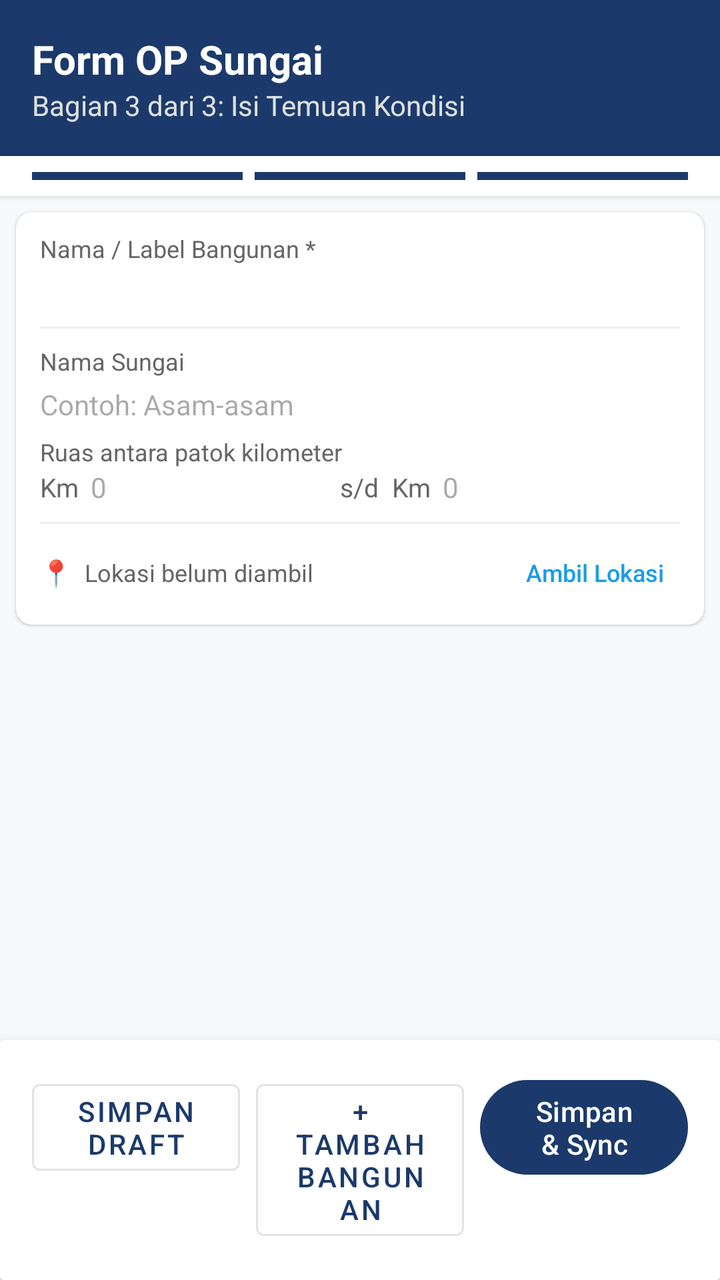
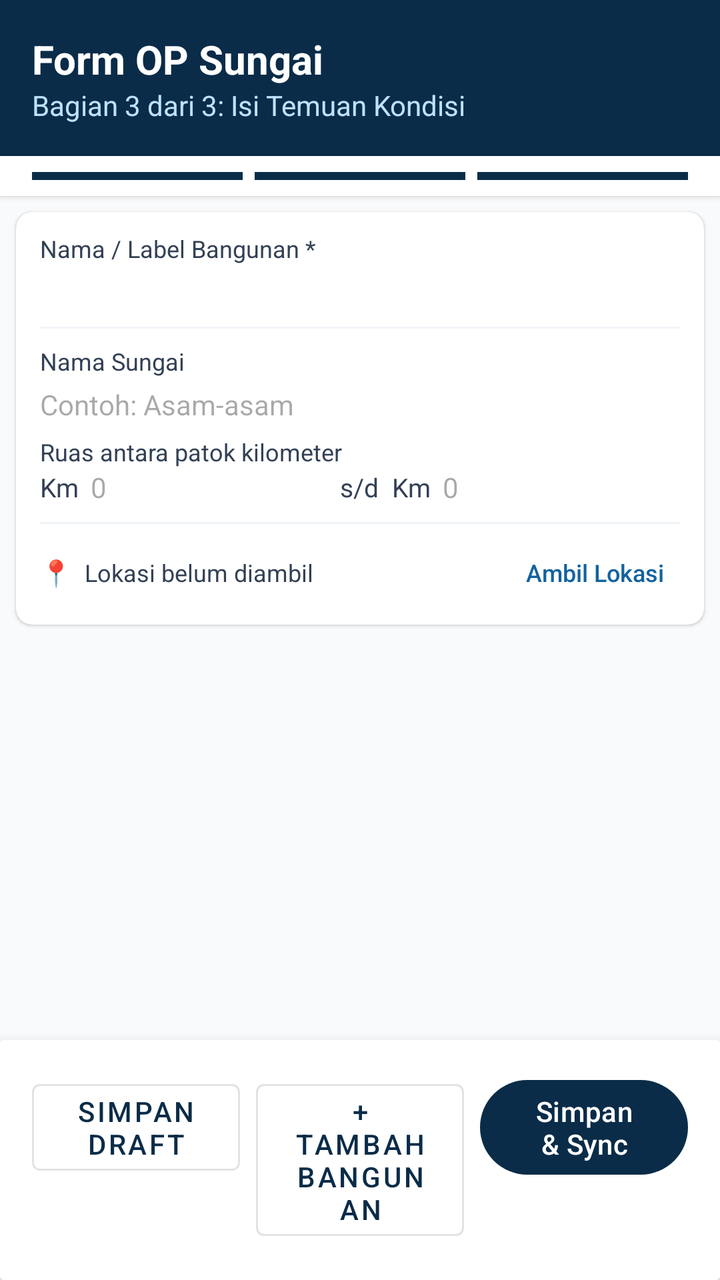

Before-and-after screenshots of an Android layout around one commit, followed by the original layout XML and the change that was made.
<!-- AndroidManifest.xml: application theme Theme.RiverOP -->
<!-- res/layout/activity_form_bagian3.xml -->
<?xml version="1.0" encoding="utf-8"?>
<androidx.constraintlayout.widget.ConstraintLayout
    xmlns:android="http://schemas.android.com/apk/res/android"
    xmlns:app="http://schemas.android.com/apk/res-auto"
    android:layout_width="match_parent"
    android:layout_height="match_parent"
    android:background="#F8F9FA">

    
    <androidx.constraintlayout.widget.ConstraintLayout
        android:id="@+id/layoutHeader"
        android:layout_width="match_parent"
        android:layout_height="wrap_content"
        android:background="?attr/colorPrimary"
        android:padding="16dp"
        app:layout_constraintTop_toTopOf="parent">

        <TextView
            android:id="@+id/tvHeaderTitle"
            android:layout_width="wrap_content"
            android:layout_height="wrap_content"
            android:text="Form OP Sungai"
            android:textColor="#FFFFFF"
            android:textSize="20sp"
            android:textStyle="bold"
            app:layout_constraintStart_toStartOf="parent"
            app:layout_constraintTop_toTopOf="parent" />

        <TextView
            android:id="@+id/tvHeaderSubtitle"
            android:layout_width="wrap_content"
            android:layout_height="wrap_content"
            android:text="Bagian 3 dari 3: Isi Temuan Kondisi"
            android:textColor="#E0E0E0"
            android:textSize="14sp"
            app:layout_constraintStart_toStartOf="parent"
            app:layout_constraintTop_toBottomOf="@id/tvHeaderTitle" />

    </androidx.constraintlayout.widget.ConstraintLayout>

    
    <LinearLayout
        android:id="@+id/layoutProgress"
        android:layout_width="match_parent"
        android:layout_height="wrap_content"
        android:orientation="horizontal"
        android:paddingHorizontal="16dp"
        android:paddingVertical="8dp"
        android:background="#FFFFFF"
        android:elevation="2dp"
        app:layout_constraintTop_toBottomOf="@id/layoutHeader">

        <View
            android:layout_width="0dp"
            android:layout_height="4dp"
            android:layout_weight="1"
            android:layout_marginEnd="4dp"
            android:background="?attr/colorPrimary" />

        <View
            android:layout_width="0dp"
            android:layout_height="4dp"
            android:layout_weight="1"
            android:layout_marginHorizontal="2dp"
            android:background="?attr/colorPrimary" />

        <View
            android:layout_width="0dp"
            android:layout_height="4dp"
            android:layout_weight="1"
            android:layout_marginStart="4dp"
            android:background="?attr/colorPrimary" />

    </LinearLayout>

    
    <androidx.cardview.widget.CardView
        android:id="@+id/cardNamaBangunan"
        android:layout_width="match_parent"
        android:layout_height="wrap_content"
        android:layout_marginHorizontal="8dp"
        android:layout_marginTop="8dp"
        app:cardCornerRadius="8dp"
        app:cardElevation="1dp"
        app:layout_constraintTop_toBottomOf="@id/layoutProgress">

        <LinearLayout
            android:layout_width="match_parent"
            android:layout_height="wrap_content"
            android:orientation="vertical"
            android:paddingHorizontal="12dp"
            android:paddingVertical="10dp">

            <TextView
                android:layout_width="wrap_content"
                android:layout_height="wrap_content"
                android:text="Nama / Label Bangunan *"
                android:textSize="12sp"
                android:textColor="#666666" />

            <EditText
                android:id="@+id/etNamaBangunan"
                android:layout_width="match_parent"
                android:layout_height="wrap_content"
                android:inputType="textCapSentences"
                android:maxLines="1"
                android:imeOptions="actionDone"
                android:background="@null"
                android:paddingTop="4dp"
                android:textSize="14sp" />

            
            <View
                android:layout_width="match_parent"
                android:layout_height="1dp"
                android:layout_marginTop="8dp"
                android:background="#EEEEEE" />

            <TextView
                android:layout_width="wrap_content"
                android:layout_height="wrap_content"
                android:layout_marginTop="8dp"
                android:text="Nama Sungai"
                android:textSize="12sp"
                android:textColor="#666666" />

            <EditText
                android:id="@+id/etNamaSungai"
                android:layout_width="match_parent"
                android:layout_height="wrap_content"
                android:inputType="textCapWords"
                android:maxLines="1"
                android:imeOptions="actionNext"
                android:background="@null"
                android:hint="Contoh: Asam-asam"
                android:paddingTop="4dp"
                android:textSize="14sp" />

            <TextView
                android:layout_width="wrap_content"
                android:layout_height="wrap_content"
                android:layout_marginTop="6dp"
                android:text="Ruas antara patok kilometer"
                android:textSize="12sp"
                android:textColor="#666666" />

            <LinearLayout
                android:layout_width="match_parent"
                android:layout_height="wrap_content"
                android:orientation="horizontal"
                android:gravity="center_vertical"
                android:baselineAligned="false">

                <TextView
                    android:layout_width="wrap_content"
                    android:layout_height="wrap_content"
                    android:text="Km"
                    android:textSize="13sp"
                    android:textColor="#666666" />

                <EditText
                    android:id="@+id/etKmDari"
                    android:layout_width="0dp"
                    android:layout_height="wrap_content"
                    android:layout_weight="1"
                    android:layout_marginStart="6dp"
                    android:inputType="numberDecimal"
                    android:maxLines="1"
                    android:imeOptions="actionNext"
                    android:background="@null"
                    android:hint="0"
                    android:textSize="14sp" />

                <TextView
                    android:layout_width="wrap_content"
                    android:layout_height="wrap_content"
                    android:layout_marginStart="6dp"
                    android:text="s/d  Km"
                    android:textSize="13sp"
                    android:textColor="#666666" />

                <EditText
                    android:id="@+id/etKmSampai"
                    android:layout_width="0dp"
                    android:layout_height="wrap_content"
                    android:layout_weight="1"
                    android:layout_marginStart="6dp"
                    android:inputType="numberDecimal"
                    android:maxLines="1"
                    android:imeOptions="actionDone"
                    android:background="@null"
                    android:hint="0"
                    android:textSize="14sp" />

            </LinearLayout>

            
            <View
                android:layout_width="match_parent"
                android:layout_height="1dp"
                android:layout_marginTop="8dp"
                android:background="#EEEEEE" />

            <LinearLayout
                android:layout_width="match_parent"
                android:layout_height="wrap_content"
                android:orientation="horizontal"
                android:gravity="center_vertical"
                android:layout_marginTop="8dp">

                <ProgressBar
                    android:id="@+id/pbLokasi"
                    style="?android:attr/progressBarStyleSmall"
                    android:layout_width="16dp"
                    android:layout_height="16dp"
                    android:visibility="gone" />

                <TextView
                    android:id="@+id/tvIkonLokasi"
                    android:layout_width="wrap_content"
                    android:layout_height="wrap_content"
                    android:text="📍"
                    android:textSize="13sp" />

                <TextView
                    android:id="@+id/tvStatusLokasi"
                    android:layout_width="0dp"
                    android:layout_height="wrap_content"
                    android:layout_weight="1"
                    android:layout_marginStart="6dp"
                    android:text="Lokasi belum diambil"
                    android:textSize="12sp"
                    android:textColor="#666666" />

                <Button
                    android:id="@+id/btnAmbilLokasi"
                    style="?android:attr/borderlessButtonStyle"
                    android:layout_width="wrap_content"
                    android:layout_height="wrap_content"
                    android:minWidth="0dp"
                    android:minHeight="0dp"
                    android:paddingHorizontal="8dp"
                    android:paddingVertical="4dp"
                    android:text="Ambil Lokasi"
                    android:textSize="12sp"
                    android:textAllCaps="false"
                    android:textColor="#1B9CE6" />

            </LinearLayout>

        </LinearLayout>
    </androidx.cardview.widget.CardView>

    
    <androidx.recyclerview.widget.RecyclerView
        android:id="@+id/rvItemInspeksi"
        android:layout_width="match_parent"
        android:layout_height="0dp"
        android:clipToPadding="false"
        android:paddingBottom="80dp"
        android:padding="8dp"
        app:layout_constraintTop_toBottomOf="@id/cardNamaBangunan"
        app:layout_constraintBottom_toTopOf="@id/cardBottom" />

    
    <androidx.cardview.widget.CardView
        android:id="@+id/cardBottom"
        android:layout_width="match_parent"
        android:layout_height="wrap_content"
        app:cardElevation="8dp"
        app:layout_constraintBottom_toBottomOf="parent">

        <LinearLayout
            android:layout_width="match_parent"
            android:layout_height="wrap_content"
            android:orientation="horizontal"
            android:padding="16dp"
            android:background="#FFFFFF">

            <Button
                android:id="@+id/btnSimpanDraft3"
                style="@style/Widget.MaterialComponents.Button.OutlinedButton"
                android:layout_width="0dp"
                android:layout_height="wrap_content"
                android:layout_weight="1"
                android:layout_marginEnd="8dp"
                android:text="Simpan Draft" />

            <com.google.android.material.button.MaterialButton
                android:id="@+id/btnTambahBangunan"
                style="@style/Widget.MaterialComponents.Button.OutlinedButton"
                android:layout_width="0dp"
                android:layout_height="wrap_content"
                android:layout_weight="1"
                android:text="+ Tambah Bangunan" />

            <Button
                android:id="@+id/btnSimpanLaporan"
                android:layout_width="0dp"
                android:layout_height="wrap_content"
                android:layout_weight="1"
                android:layout_marginStart="8dp"
                android:text="Simpan &amp; Sync" />

        </LinearLayout>
    </androidx.cardview.widget.CardView>

</androidx.constraintlayout.widget.ConstraintLayout>
<!-- resources referenced by this layout -->
<resources>
  <style name="Theme.RiverOP" parent="Base.Theme.RiverOP" />
  <style name="Base.Theme.RiverOP" parent="Theme.Material3.Light.NoActionBar">
          <item name="colorPrimary">@color/primary</item>
          <item name="colorPrimaryVariant">@color/primary_dark</item>
          <item name="colorSecondary">@color/accent_gold</item>
          <item name="android:colorBackground">@color/background</item>
          <item name="android:windowBackground">@color/background</item>
      </style>
  <color name="primary">#1B3A6B</color>
  <color name="primary_dark">#0F2347</color>
  <color name="accent_gold">#D4A017</color>
  <color name="background">#F5F5F5</color>
</resources>

<!-- the commit's change to res/layout/activity_form_bagian3.xml (unified diff, before → after) -->
@@ -4,7 +4,7 @@
     xmlns:app="http://schemas.android.com/apk/res-auto"
     android:layout_width="match_parent"
     android:layout_height="match_parent"
-    android:background="#F8F9FA">
+    android:background="@color/surface_soft">
 
     
     <androidx.constraintlayout.widget.ConstraintLayout
@@ -20,7 +20,7 @@
             android:layout_width="wrap_content"
             android:layout_height="wrap_content"
             android:text="Form OP Sungai"
-            android:textColor="#FFFFFF"
+            android:textColor="@color/white"
             android:textSize="20sp"
             android:textStyle="bold"
             app:layout_constraintStart_toStartOf="parent"
@@ -31,7 +31,7 @@
             android:layout_width="wrap_content"
             android:layout_height="wrap_content"
             android:text="Bagian 3 dari 3: Isi Temuan Kondisi"
-            android:textColor="#E0E0E0"
+            android:textColor="@color/on_primary_muted"
             android:textSize="14sp"
             app:layout_constraintStart_toStartOf="parent"
             app:layout_constraintTop_toBottomOf="@id/tvHeaderTitle" />
@@ -46,7 +46,7 @@
         android:orientation="horizontal"
         android:paddingHorizontal="16dp"
         android:paddingVertical="8dp"
-        android:background="#FFFFFF"
+        android:background="@color/surface"
         android:elevation="2dp"
         app:layout_constraintTop_toBottomOf="@id/layoutHeader">
 
@@ -96,7 +96,7 @@
                 android:layout_height="wrap_content"
                 android:text="Nama / Label Bangunan *"
                 android:textSize="12sp"
-                android:textColor="#666666" />
+                android:textColor="@color/text_body" />
 
             <EditText
                 android:id="@+id/etNamaBangunan"
@@ -114,7 +114,7 @@
                 android:layout_width="match_parent"
                 android:layout_height="1dp"
                 android:layout_marginTop="8dp"
-                android:background="#EEEEEE" />
+                android:background="@color/surface_medium" />
 
             <TextView
                 android:layout_width="wrap_content"
@@ -122,7 +122,7 @@
                 android:layout_marginTop="8dp"
                 android:text="Nama Sungai"
                 android:textSize="12sp"
-                android:textColor="#666666" />
+                android:textColor="@color/text_body" />
 
             <EditText
                 android:id="@+id/etNamaSungai"
@@ -142,7 +142,7 @@
                 android:layout_marginTop="6dp"
                 android:text="Ruas antara patok kilometer"
                 android:textSize="12sp"
-                android:textColor="#666666" />
+                android:textColor="@color/text_body" />
 
             <LinearLayout
                 android:layout_width="match_parent"
@@ -156,7 +156,7 @@
                     android:layout_height="wrap_content"
                     android:text="Km"
                     android:textSize="13sp"
-                    android:textColor="#666666" />
+                    android:textColor="@color/text_body" />
 
                 <EditText
                     android:id="@+id/etKmDari"
@@ -177,7 +177,7 @@
                     android:layout_marginStart="6dp"
                     android:text="s/d  Km"
                     android:textSize="13sp"
-                    android:textColor="#666666" />
+                    android:textColor="@color/text_body" />
 
                 <EditText
                     android:id="@+id/etKmSampai"
@@ -199,7 +199,7 @@
                 android:layout_width="match_parent"
                 android:layout_height="1dp"
                 android:layout_marginTop="8dp"
-                android:background="#EEEEEE" />
+                android:background="@color/surface_medium" />
 
             <LinearLayout
                 android:layout_width="match_parent"
@@ -230,7 +230,7 @@
                     android:layout_marginStart="6dp"
                     android:text="Lokasi belum diambil"
                     android:textSize="12sp"
-                    android:textColor="#666666" />
+                    android:textColor="@color/text_body" />
 
                 <Button
                     android:id="@+id/btnAmbilLokasi"
@@ -244,7 +244,7 @@
                     android:text="Ambil Lokasi"
                     android:textSize="12sp"
                     android:textAllCaps="false"
-                    android:textColor="#1B9CE6" />
+                    android:textColor="@color/primary_light" />
 
             </LinearLayout>
 
@@ -275,7 +275,7 @@
             android:layout_height="wrap_content"
             android:orientation="horizontal"
             android:padding="16dp"
-            android:background="#FFFFFF">
+            android:background="@color/surface">
 
             <Button
                 android:id="@+id/btnSimpanDraft3"
<!-- resource entries referenced after the edit -->
@@ -1,5 +1,12 @@
 <!-- resources referenced by this layout -->
 <resources>
+  <color name="on_primary_muted">#BEE2FD</color>
+  <color name="primary_light">#12639E</color>
+  <color name="surface">#FFFFFF</color>
+  <color name="surface_medium">#F1F5F9</color>
+  <color name="surface_soft">#F8FAFC</color>
+  <color name="text_body">#334155</color>
+  <color name="white">#FFFFFF</color>
   <style name="Theme.RiverOP" parent="Base.Theme.RiverOP" />
   <style name="Base.Theme.RiverOP" parent="Theme.Material3.Light.NoActionBar">
           <item name="colorPrimary">@color/primary</item>
@@ -8,9 +15,9 @@
           <item name="android:colorBackground">@color/background</item>
           <item name="android:windowBackground">@color/background</item>
       </style>
-  <color name="primary">#1B3A6B</color>
-  <color name="primary_dark">#0F2347</color>
-  <color name="accent_gold">#D4A017</color>
-  <color name="background">#F5F5F5</color>
+  <color name="primary">#0A2C48</color>
+  <color name="primary_dark">#061523</color>
+  <color name="accent_gold">#EBBD51</color>
+  <color name="background">#FBFCFD</color>
 </resources>
 
